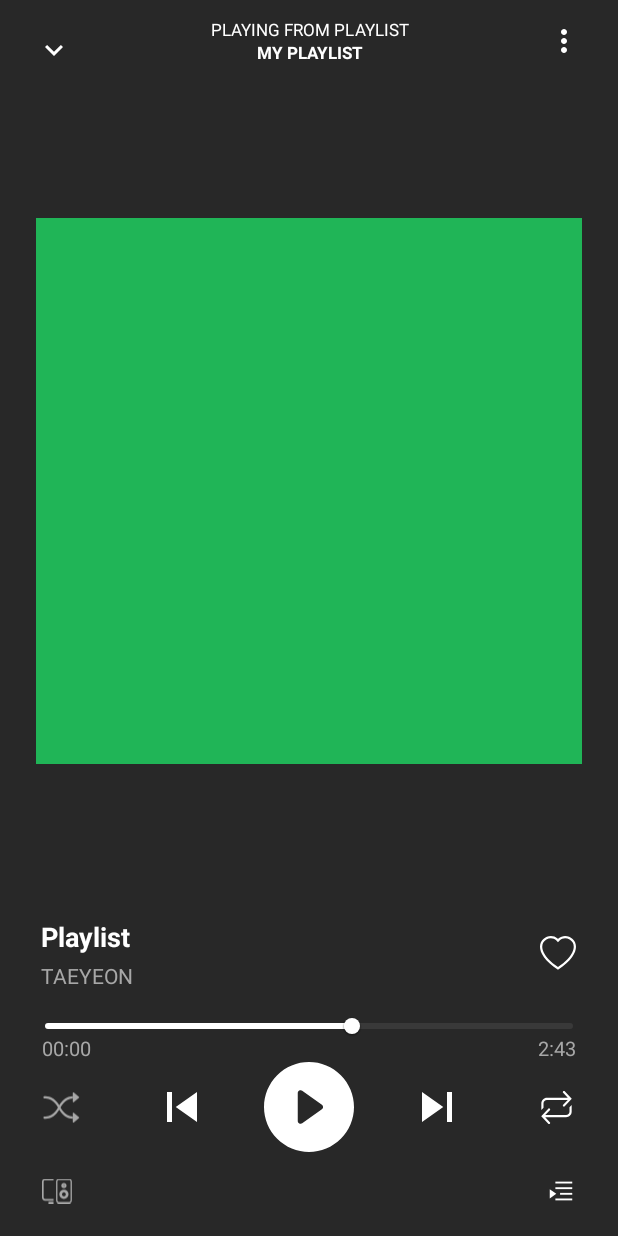
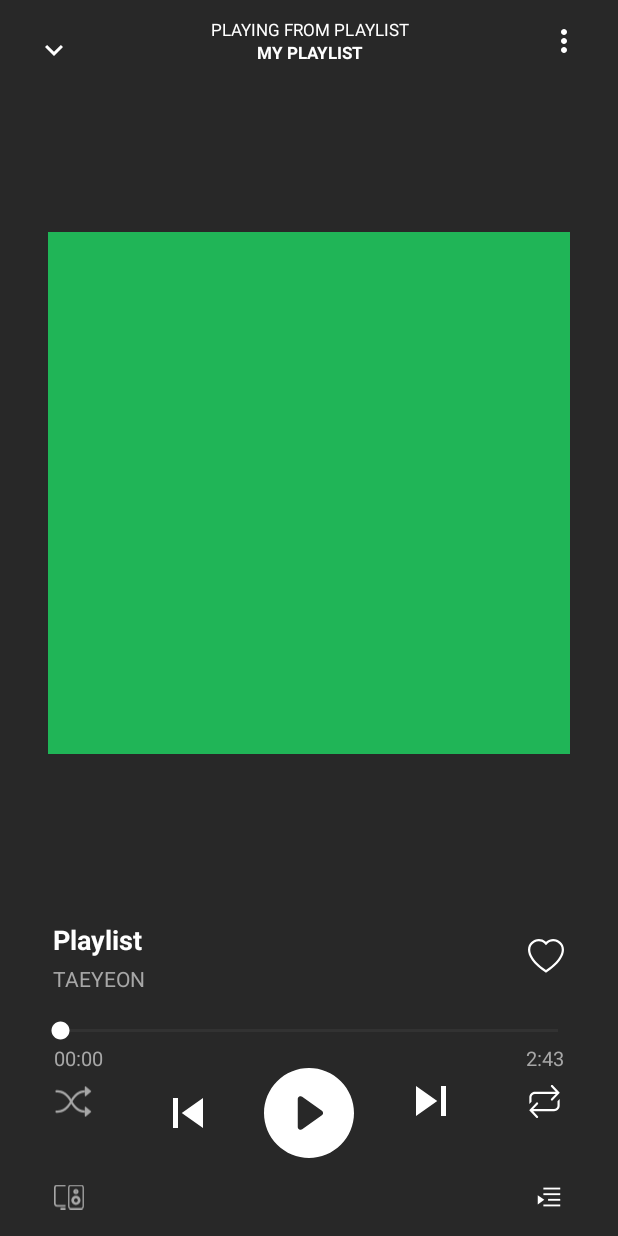
Before and after one commit to axelbrians/Playtify, an Android app: the CurrentTrackFragment screen opened through its navigation route, on a phone screen of 412 x 824 dp. Run offline under Robolectric (Android 15) with nearby library versions, the phone set to English and light mode, and no system bars; our stand-ins replace Dagger/Hilt's generated code, Timber; libraries missing offline, so code that uses them is left out: androidx.palette.graphics; network calls fail.

Commit message:
fix: seekbar broken when changing song

```diff
--- /dev/null
+++ b/app/src/main/java/com/machina/playtify/core/Helper.kt
@@ -0,0 +1,11 @@
+package com.machina.playtify.core
+
+object Helper {
+
+    fun millisToMMSS(timeInMillis: Long): String {
+        val totalSecs = timeInMillis / 1000
+        val minutes = (totalSecs % 3600) / 60
+        val seconds = totalSecs % 60
+        return String.format("%02d:%02d", minutes, seconds)
+    }
+}
--- a/app/src/main/java/com/machina/playtify/player/MusicNotificationManager.kt
+++ b/app/src/main/java/com/machina/playtify/player/MusicNotificationManager.kt
@@ -20,7 +20,7 @@ class MusicNotificationManager(
     private val context: Context,
     sessionToken: MediaSessionCompat.Token,
     notificationListener: PlayerNotificationManager.NotificationListener,
-    private val newSongCallback: () -> Unit
+    val newSongCallback: () -> Unit
 ) {
 
     private val notificationManager: PlayerNotificationManager
@@ -48,6 +48,7 @@ class MusicNotificationManager(
     ): PlayerNotificationManager.MediaDescriptionAdapter {
 
         override fun getCurrentContentTitle(player: Player): CharSequence {
+            newSongCallback()
             return mediaController.metadata.description.title.toString()
         }
 
--- a/app/src/main/java/com/machina/playtify/view/CurrentTrackFragment.kt
+++ b/app/src/main/java/com/machina/playtify/view/CurrentTrackFragment.kt
@@ -1,30 +1,29 @@
 package com.machina.playtify.view
 
 import android.graphics.Bitmap
-import android.graphics.BitmapFactory
 import android.graphics.drawable.Drawable
 import android.graphics.drawable.GradientDrawable
-import android.net.Uri
 import android.os.Bundle
 import android.support.v4.media.MediaMetadataCompat
 import androidx.fragment.app.Fragment
 import android.view.LayoutInflater
 import android.view.View
 import android.view.ViewGroup
-import android.widget.ImageView
+import android.widget.SeekBar
 import androidx.lifecycle.ViewModelProvider
 import androidx.navigation.fragment.findNavController
 import androidx.palette.graphics.Palette
 import com.bumptech.glide.Glide
 import com.bumptech.glide.RequestManager
 import com.bumptech.glide.request.target.CustomTarget
-import com.bumptech.glide.request.target.CustomViewTarget
-import com.bumptech.glide.request.target.SimpleTarget
 import com.bumptech.glide.request.transition.Transition
+import com.google.android.material.slider.Slider
 import com.machina.playtify.R
+import com.machina.playtify.core.Helper
 import com.machina.playtify.databinding.FragmentCurrentTrackBinding
 import com.machina.playtify.player.isPlayEnabled
 import com.machina.playtify.player.isPlaying
+import com.machina.playtify.player.toSong
 import com.machina.playtify.viewmodels.HomeViewModel
 import dagger.hilt.android.AndroidEntryPoint
 import timber.log.Timber
@@ -41,7 +40,7 @@ class CurrentTrackFragment : Fragment() {
     @Inject
     lateinit var glide: RequestManager
 
-    private var currentPlayingSong: MediaMetadataCompat? = null
+    private var shouldUpdateSeekbar = true
 
     override fun onCreateView(
         inflater: LayoutInflater,
@@ -59,6 +58,41 @@ class CurrentTrackFragment : Fragment() {
         binding.fragmentCurrentTrackArrowDown.setOnClickListener {
             findNavController().navigateUp()
         }
+
+        binding.fragmentCurrentTrackPlaybackControl.setOnClickListener {
+            viewModel.currentPlayingSong.value?.toSong()?.let { song ->
+                viewModel.playOrToggleSong(song, true)
+            }
+        }
+
+        binding.fragmentCurrentTrackPrevious.setOnClickListener {
+            viewModel.skipToPrevious()
+        }
+
+        binding.fragmentCurrentTrackNext.setOnClickListener {
+            shouldUpdateSeekbar = false
+            viewModel.skipToNextSong()
+        }
+
+        binding.fragmentCurrentTrackSlider.setOnSeekBarChangeListener(object : SeekBar.OnSeekBarChangeListener {
+            override fun onProgressChanged(seekBar: SeekBar?, progress: Int, fromUser: Boolean) {
+                if (fromUser) {
+                    binding.fragmentCurrentTrackElapsed.text = Helper.millisToMMSS(progress.toLong())
+                }
+            }
+
+            override fun onStartTrackingTouch(seekBar: SeekBar?) {
+                shouldUpdateSeekbar = false
+            }
+
+            override fun onStopTrackingTouch(seekBar: SeekBar?) {
+                seekBar?.let {
+                    viewModel.seekTo(it.progress.toLong())
+                    shouldUpdateSeekbar = true
+                }
+            }
+
+        })
 
 
     }
@@ -79,82 +113,45 @@ class CurrentTrackFragment : Fragment() {
                 Glide.with(requireContext()).asBitmap()
                     .load(currentSong.description.iconUri)
                     .into(object : CustomTarget<Bitmap>() {
-                        override fun onLoadFailed(errorDrawable: Drawable?) {
-
-                        }
+                        override fun onLoadFailed(errorDrawable: Drawable?) {  }
 
                         override fun onResourceReady(
                             resource: Bitmap,
                             transition: Transition<in Bitmap>?
                         ) {
                             Timber.d("Glide load for palette completed")
-                            onGlideResourceReadyCallback(resource)
+                            binding.fragmentCurrentTrackContainer.loadBitMapAsDarkMutedGradientBackground(
+                                resource,
+                                GradientDrawable.Orientation.TOP_BOTTOM,
+                                0f
+                            )
                             binding.fragmentCurrentTrackImage.setImageBitmap(resource)
                         }
 
-                        override fun onLoadCleared(placeholder: Drawable?) {
-
-                        }
+                        override fun onLoadCleared(placeholder: Drawable?) {  }
                     })
-//                loadGradientBackground(currentSong.description.iconUri)
-//                glide.load(currentSong.description.iconUri).into(binding.fragmentCurrentTrackImage)
-                binding.fragmentCurrentTrackTitle.text = currentSong.description?.title.toString()
-                binding.fragmentCurrentTrackSubtitle.text = currentSong.description?.subtitle.toString()
                 val maxProgress = currentSong.getLong(MediaMetadataCompat.METADATA_KEY_DURATION).toInt()
-                val totalSecs = maxProgress / 1000
-                val minutes = (totalSecs % 3600) / 60
-                val seconds = totalSecs % 60
-                val timeString = String.format("%02d:%02d", minutes, seconds)
-                binding.fragmentCurrentTrackSlider.value = 0f
-                binding.fragmentCurrentTrackSlider.valueTo = maxProgress.toFloat()
-                binding.fragmentCurrentTrackTotalTime.text = timeString
+                with(binding) {
+                    fragmentCurrentTrackTitle.text = currentSong.description?.title.toString()
+                    fragmentCurrentTrackSubtitle.text = currentSong.description?.subtitle.toString()
+                    fragmentCurrentTrackSlider.max = maxProgress
+                    fragmentCurrentTrackTotalTime.text = Helper.millisToMMSS(maxProgress.toLong())
+                }
+                shouldUpdateSeekbar = true
             }
         }
 
         viewModel.currentPlayerPosition.observe(viewLifecycleOwner) { position ->
 //            Timber.d("CurrentPosition $position")
-            if (position < (binding.fragmentCurrentTrackSlider.valueTo - 900)) {
-                binding.fragmentCurrentTrackSlider.value = position.toFloat()
+            if (shouldUpdateSeekbar) {
+                binding.fragmentCurrentTrackSlider.progress = position.toInt()
             }
-            val totalSecs = position / 1000
-            val minutes = (totalSecs % 3600) / 60
-            val seconds = totalSecs % 60
-            val timeString = String.format("%02d:%02d", minutes, seconds)
-            binding.fragmentCurrentTrackElapsed.text = timeString
+            binding.fragmentCurrentTrackElapsed.text = Helper.millisToMMSS(position)
         }
-    }
-
-    private fun onGlideResourceReadyCallback(bitmap: Bitmap) {
-        // Palette is used to generate color based on the Bitmap
-        // it can generate several color which some option can be null
-        // Read more about Palette in official docs
-        val paletteBuilder = Palette.Builder(bitmap).maximumColorCount(16)
-        var palette = paletteBuilder.generate().getDarkMutedColor(0)
-        if (palette == 0) palette = paletteBuilder.generate().getMutedColor(0)
-        if (palette == 0) palette = paletteBuilder.generate().getLightMutedColor(0)
-        if (palette == 0) palette = paletteBuilder.generate().getDominantColor(0)
-
-        // this color Array used to create GradientDrawable effect that later will
-        // be applied to image header
-        val color = IntArray(2)
-        color[0] = palette
-        color[1] = 0xFF121212.toInt()
-        Timber.d("palette: $palette")
-
-        // Generate GradientDrawable based on the color that has been extracted
-        // from the Bitmap above with Palette
-        val gradientDrawable = GradientDrawable(
-            GradientDrawable.Orientation.TOP_BOTTOM,
-            color
-        )
-        gradientDrawable.cornerRadius = 0f
-
-        binding.fragmentCurrentTrackContainer.background = gradientDrawable
     }
 
     override fun onDestroy() {
         super.onDestroy()
         _binding = null
     }
-
 }
--- a/app/src/main/res/layout/activity_main.xml
+++ b/app/src/main/res/layout/activity_main.xml
@@ -1,5 +1,5 @@
 <?xml version="1.0" encoding="utf-8"?>
-<LinearLayout
+<androidx.constraintlayout.widget.ConstraintLayout
     xmlns:android="http://schemas.android.com/apk/res/android"
     xmlns:app="http://schemas.android.com/apk/res-auto"
     xmlns:tools="http://schemas.android.com/tools"
@@ -15,37 +15,41 @@
         android:layout_height="0dp"
         android:layout_weight="1"
         app:defaultNavHost="true"
+        app:layout_constraintBottom_toBottomOf="parent"
+        app:layout_constraintTop_toTopOf="parent"
         app:navGraph="@navigation/main_navigation" />
 
 
-    <androidx.constraintlayout.widget.ConstraintLayout
+    <androidx.cardview.widget.CardView
         android:id="@+id/current_track_bottom_bar"
         android:layout_width="match_parent"
         android:layout_height="wrap_content"
-        android:background="@drawable/ripple_item_song"
+        android:layout_margin="8dp"
+        app:cardCornerRadius="8dp"
         app:layout_constraintBottom_toBottomOf="parent">
 
-
-        <com.google.android.material.progressindicator.LinearProgressIndicator
-            android:id="@+id/current_track_linear_progress"
+        <androidx.constraintlayout.widget.ConstraintLayout
+            android:id="@+id/current_track_bottom_bar_constraint_layout"
             android:layout_width="match_parent"
             android:layout_height="wrap_content"
-            android:indeterminate="false"
-            android:max="100"
-            android:progress="35"
-            app:indicatorColor="@color/white"
-            app:layout_constraintBottom_toTopOf="@+id/current_track_image"
-            app:trackColor="@color/grey_track"
-            app:trackThickness="1dp" />
+            android:paddingHorizontal="10dp"
+            android:paddingTop="10dp"
+            android:background="@color/green_deactivated">
 
+            <androidx.cardview.widget.CardView
+                android:id="@+id/current_track_image_card"
+                android:layout_width="wrap_content"
+                android:layout_height="wrap_content"
+                app:cardCornerRadius="8dp"
+                app:layout_constraintBottom_toTopOf="@+id/current_track_linear_progress"
+                app:layout_constraintStart_toStartOf="parent"
+                app:layout_constraintTop_toTopOf="parent">
                 <ImageView
                     android:id="@+id/current_track_image"
-            android:layout_width="65dp"
-            android:layout_height="65dp"
-            android:src="@color/green_active"
-            app:layout_constraintBottom_toBottomOf="parent"
-            app:layout_constraintStart_toStartOf="parent"
-            app:layout_constraintTop_toTopOf="parent" />
+                    android:layout_width="48dp"
+                    android:layout_height="48dp"
+                    android:src="@color/green_active"/>
+            </androidx.cardview.widget.CardView>
 
             <LinearLayout
                 android:id="@+id/current_track_title_container"
@@ -53,9 +57,9 @@
                 android:layout_height="wrap_content"
                 android:layout_marginStart="12dp"
                 android:orientation="vertical"
-            app:layout_constraintBottom_toBottomOf="@+id/current_track_image"
-            app:layout_constraintStart_toEndOf="@+id/current_track_image"
-            app:layout_constraintTop_toTopOf="@+id/current_track_image">
+                app:layout_constraintBottom_toBottomOf="@+id/current_track_image_card"
+                app:layout_constraintStart_toEndOf="@+id/current_track_image_card"
+                app:layout_constraintTop_toTopOf="@+id/current_track_image_card">
                 <TextView
                     android:id="@+id/current_track_title"
                     android:layout_width="wrap_content"
@@ -79,10 +83,24 @@
                 android:layout_height="32dp"
                 android:layout_marginEnd="12dp"
                 android:src="@drawable/ic_baseline_play_arrow_24"
-            app:layout_constraintBottom_toBottomOf="@+id/current_track_image"
+                app:layout_constraintBottom_toBottomOf="@+id/current_track_image_card"
                 app:layout_constraintEnd_toEndOf="parent"
-            app:layout_constraintTop_toTopOf="@+id/current_track_image"
+                app:layout_constraintTop_toTopOf="@+id/current_track_image_card"
                 app:tint="@color/white" />
+
+            <com.google.android.material.progressindicator.LinearProgressIndicator
+                android:id="@+id/current_track_linear_progress"
+                android:layout_width="match_parent"
+                android:layout_height="wrap_content"
+                android:paddingTop="7dp"
+                android:indeterminate="false"
+                android:max="100"
+                android:progress="35"
+                app:indicatorColor="@color/white"
+                app:layout_constraintBottom_toBottomOf="parent"
+                app:trackColor="@color/grey_track"
+                app:trackThickness="1dp" />
         </androidx.constraintlayout.widget.ConstraintLayout>
+    </androidx.cardview.widget.CardView>
 
-</LinearLayout>
+</androidx.constraintlayout.widget.ConstraintLayout>
--- a/app/src/main/res/layout/fragment_current_track.xml
+++ b/app/src/main/res/layout/fragment_current_track.xml
@@ -66,8 +66,7 @@
         android:id="@+id/fragment_current_track_image"
         android:layout_width="0dp"
         android:layout_height="0dp"
-        android:layout_marginHorizontal="24dp"
-        android:layout_marginVertical="24dp"
+        android:layout_marginHorizontal="32dp"
         android:src="@color/green_active"
         app:layout_constraintDimensionRatio="H,1:1"
         app:layout_constraintBottom_toTopOf="@+id/fragment_current_track_control_container"
@@ -80,8 +79,7 @@
         android:id="@+id/fragment_current_track_control_container"
         android:layout_width="match_parent"
         android:layout_height="wrap_content"
-        android:layout_marginHorizontal="16dp"
-        android:paddingBottom="20dp"
+        android:layout_marginHorizontal="24dp"
         app:layout_constraintBottom_toBottomOf="parent">
 
         <LinearLayout
@@ -122,21 +120,18 @@
             app:layout_constraintTop_toTopOf="@+id/fragment_current_track_text_container"
             app:tint="@color/white" />
 
-        <com.google.android.material.slider.Slider
+        <SeekBar
             android:id="@+id/fragment_current_track_slider"
             android:layout_width="match_parent"
             android:layout_height="wrap_content"
-            android:value="95"
-            android:valueFrom="0"
-            android:valueTo="163"
-            app:haloColor="@color/grey_track_halo"
-            app:haloRadius="14dp"
-            app:labelBehavior="gone"
+            android:layout_marginTop="16dp"
+            android:max="100"
+            android:progress="20"
+            android:thumbTint="@color/white"
+            android:progressTint="@color/white"
+            android:progressBackgroundTint="@color/grey_track_halo"
             app:layout_constraintTop_toBottomOf="@+id/fragment_current_track_text_container"
             app:thumbColor="@color/white"
-            app:thumbRadius="5dp"
-            app:trackColorActive="@color/white"
-            app:trackColorInactive="#393939"
             tools:layout_editor_absoluteX="14dp" />
 
         <TextView
@@ -147,7 +142,7 @@
             android:text="1:35"
             android:textSize="13sp"
             android:textColor="@color/grey_deactivated"
-            app:layout_constraintBottom_toBottomOf="@+id/fragment_current_track_slider"
+            app:layout_constraintTop_toBottomOf="@+id/fragment_current_track_slider"
             app:layout_constraintStart_toStartOf="@+id/fragment_current_track_slider" />
 
         <TextView
@@ -158,7 +153,7 @@
             android:text="2:43"
             android:textSize="13sp"
             android:textColor="@color/grey_deactivated"
-            app:layout_constraintBottom_toBottomOf="@+id/fragment_current_track_slider"
+            app:layout_constraintTop_toBottomOf="@+id/fragment_current_track_slider"
             app:layout_constraintEnd_toEndOf="@+id/fragment_current_track_slider" />
 
         <ImageView
@@ -198,6 +193,7 @@
             android:id="@+id/fragment_current_track_playback_control"
             android:layout_width="60dp"
             android:layout_height="60dp"
+            android:layout_marginTop="16dp"
             android:src="@drawable/ic_play_circle_white"
             app:layout_constraintEnd_toEndOf="parent"
             app:layout_constraintStart_toStartOf="@+id/fragment_current_track_slider"
@@ -230,8 +226,9 @@
             android:id="@+id/fragment_current_track_device"
             android:layout_width="20dp"
             android:layout_height="20dp"
-            android:layout_marginTop="16dp"
+            android:layout_marginVertical="16dp"
             android:src="@drawable/ic_device"
+            app:layout_constraintBottom_toBottomOf="parent"
             app:layout_constraintStart_toStartOf="@+id/fragment_current_track_shuffle"
             app:layout_constraintTop_toBottomOf="@+id/fragment_current_track_playback_control"
             app:tint="@color/grey_deactivated" />
```
Also changed, not shown: app/src/main/java/com/machina/playtify/view/MainActivity.kt (+23 -1 lines), app/src/main/java/com/machina/playtify/view/ViewExt.kt (added, +55 -0 lines), app/src/main/java/com/machina/playtify/viewmodels/HomeViewModel.kt (+8 -2 lines). Lines whose indentation alone changed are shown as unchanged.
